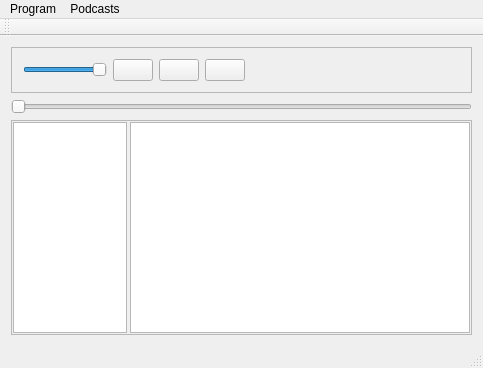
Before: the Qt Designer form mainwindow.ui in stackyjoe/dynamick_cast, drawn with Qt 5.
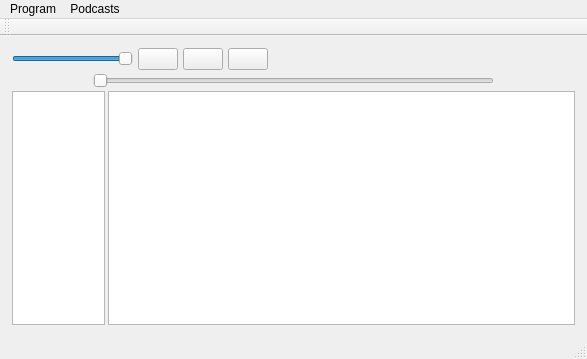
After: the same form once the commit is applied. Icons and pictures are not drawn.

Diff of the .ui file:
```diff
--- a/mainwindow.ui
+++ b/mainwindow.ui
@@ -6,8 +6,8 @@
    <rect>
     <x>0</x>
     <y>0</y>
-    <width>483</width>
-    <height>368</height>
+    <width>587</width>
+    <height>359</height>
    </rect>
   </property>
   <property name="contextMenuPolicy">
@@ -17,18 +17,78 @@
    <string>Dynamick Cast</string>
   </property>
   <widget class="QWidget" name="centralWidget">
+   <layout class="QVBoxLayout" name="verticalLayout_2">
+    <item>
+     <widget class="QFrame" name="frame_4">
+      <property name="frameShape">
+       <enum>QFrame::NoFrame</enum>
+      </property>
+      <property name="frameShadow">
+       <enum>QFrame::Raised</enum>
+      </property>
    <layout class="QVBoxLayout" name="verticalLayout">
+       <property name="spacing">
+        <number>0</number>
+       </property>
+       <property name="leftMargin">
+        <number>0</number>
+       </property>
+       <property name="topMargin">
+        <number>0</number>
+       </property>
+       <property name="rightMargin">
+        <number>0</number>
+       </property>
+       <property name="bottomMargin">
+        <number>0</number>
+       </property>
     <item>
      <widget class="QFrame" name="frame_2">
+         <property name="sizePolicy">
+          <sizepolicy hsizetype="MinimumExpanding" vsizetype="Preferred">
+           <horstretch>8</horstretch>
+           <verstretch>0</verstretch>
+          </sizepolicy>
+         </property>
       <property name="frameShape">
-       <enum>QFrame::StyledPanel</enum>
+          <enum>QFrame::NoFrame</enum>
       </property>
       <property name="frameShadow">
        <enum>QFrame::Raised</enum>
       </property>
-      <layout class="QHBoxLayout" name="horizontalLayout_2">
+         <layout class="QHBoxLayout" name="horizontalLayout_2" stretch="2,0,0,0,5">
+          <property name="spacing">
+           <number>5</number>
+          </property>
+          <property name="sizeConstraint">
+           <enum>QLayout::SetNoConstraint</enum>
+          </property>
+          <property name="leftMargin">
+           <number>1</number>
+          </property>
+          <property name="topMargin">
+           <number>1</number>
+          </property>
+          <property name="rightMargin">
+           <number>1</number>
+          </property>
+          <property name="bottomMargin">
+           <number>1</number>
+          </property>
        <item>
         <widget class="QSlider" name="volume_slider">
+            <property name="sizePolicy">
+             <sizepolicy hsizetype="Preferred" vsizetype="Fixed">
+              <horstretch>0</horstretch>
+              <verstretch>0</verstretch>
+             </sizepolicy>
+            </property>
+            <property name="maximumSize">
+             <size>
+              <width>16777215</width>
+              <height>16777215</height>
+             </size>
+            </property>
          <property name="maximum">
           <number>100</number>
          </property>
@@ -42,6 +102,12 @@
        </item>
        <item>
         <widget class="QPushButton" name="prev_button">
+            <property name="sizePolicy">
+             <sizepolicy hsizetype="Maximum" vsizetype="Fixed">
+              <horstretch>0</horstretch>
+              <verstretch>0</verstretch>
+             </sizepolicy>
+            </property>
          <property name="text">
           <string/>
          </property>
@@ -53,6 +119,12 @@
        </item>
        <item>
         <widget class="QPushButton" name="play_button">
+            <property name="sizePolicy">
+             <sizepolicy hsizetype="Maximum" vsizetype="Fixed">
+              <horstretch>0</horstretch>
+              <verstretch>0</verstretch>
+             </sizepolicy>
+            </property>
          <property name="contextMenuPolicy">
           <enum>Qt::CustomContextMenu</enum>
          </property>
@@ -67,6 +139,12 @@
        </item>
        <item>
         <widget class="QPushButton" name="next_button">
+            <property name="sizePolicy">
+             <sizepolicy hsizetype="Maximum" vsizetype="Fixed">
+              <horstretch>0</horstretch>
+              <verstretch>0</verstretch>
+             </sizepolicy>
+            </property>
          <property name="text">
           <string/>
          </property>
@@ -79,7 +157,7 @@
        <item>
         <widget class="QLabel" name="current_track_label">
          <property name="sizePolicy">
-          <sizepolicy hsizetype="Preferred" vsizetype="Preferred">
+             <sizepolicy hsizetype="MinimumExpanding" vsizetype="Preferred">
            <horstretch>10</horstretch>
            <verstretch>0</verstretch>
           </sizepolicy>
@@ -99,7 +177,65 @@
      </widget>
     </item>
     <item>
+        <widget class="QFrame" name="frame_3">
+         <property name="sizePolicy">
+          <sizepolicy hsizetype="Expanding" vsizetype="Preferred">
+           <horstretch>0</horstretch>
+           <verstretch>0</verstretch>
+          </sizepolicy>
+         </property>
+         <property name="frameShape">
+          <enum>QFrame::NoFrame</enum>
+         </property>
+         <property name="frameShadow">
+          <enum>QFrame::Raised</enum>
+         </property>
+         <layout class="QHBoxLayout" name="horizontalLayout_3">
+          <property name="leftMargin">
+           <number>1</number>
+          </property>
+          <property name="topMargin">
+           <number>2</number>
+          </property>
+          <property name="rightMargin">
+           <number>1</number>
+          </property>
+          <property name="bottomMargin">
+           <number>2</number>
+          </property>
+          <item>
+           <widget class="QLabel" name="cur_time_label">
+            <property name="sizePolicy">
+             <sizepolicy hsizetype="Preferred" vsizetype="Maximum">
+              <horstretch>0</horstretch>
+              <verstretch>0</verstretch>
+             </sizepolicy>
+            </property>
+            <property name="minimumSize">
+             <size>
+              <width>75</width>
+              <height>0</height>
+             </size>
+            </property>
+            <property name="maximumSize">
+             <size>
+              <width>75</width>
+              <height>16777215</height>
+             </size>
+            </property>
+            <property name="text">
+             <string/>
+            </property>
+           </widget>
+          </item>
+          <item>
      <widget class="QSlider" name="seek_slider">
+            <property name="sizePolicy">
+             <sizepolicy hsizetype="Expanding" vsizetype="Fixed">
+              <horstretch>0</horstretch>
+              <verstretch>2</verstretch>
+             </sizepolicy>
+            </property>
       <property name="maximum">
        <number>10000</number>
       </property>
@@ -109,20 +245,48 @@
      </widget>
     </item>
     <item>
+           <widget class="QLabel" name="duration_label">
+            <property name="sizePolicy">
+             <sizepolicy hsizetype="Preferred" vsizetype="Preferred">
+              <horstretch>0</horstretch>
+              <verstretch>0</verstretch>
+             </sizepolicy>
+            </property>
+            <property name="minimumSize">
+             <size>
+              <width>75</width>
+              <height>0</height>
+             </size>
+            </property>
+            <property name="maximumSize">
+             <size>
+              <width>50</width>
+              <height>16777215</height>
+             </size>
+            </property>
+            <property name="text">
+             <string/>
+            </property>
+           </widget>
+          </item>
+         </layout>
+        </widget>
+       </item>
+       <item>
      <widget class="QFrame" name="frame">
       <property name="sizePolicy">
-       <sizepolicy hsizetype="Preferred" vsizetype="MinimumExpanding">
+          <sizepolicy hsizetype="Expanding" vsizetype="Expanding">
         <horstretch>0</horstretch>
         <verstretch>0</verstretch>
        </sizepolicy>
       </property>
       <property name="frameShape">
-       <enum>QFrame::StyledPanel</enum>
+          <enum>QFrame::NoFrame</enum>
       </property>
       <property name="frameShadow">
        <enum>QFrame::Raised</enum>
       </property>
-      <layout class="QHBoxLayout" name="horizontalLayout" stretch="2,6">
+         <layout class="QHBoxLayout" name="horizontalLayout" stretch="2,0">
        <property name="spacing">
         <number>3</number>
        </property>
@@ -205,12 +369,15 @@
     </item>
    </layout>
   </widget>
+    </item>
+   </layout>
+  </widget>
   <widget class="QMenuBar" name="menuBar">
    <property name="geometry">
     <rect>
      <x>0</x>
      <y>0</y>
-     <width>483</width>
+     <width>587</width>
      <height>24</height>
     </rect>
    </property>
```
Lines whose indentation alone changed are shown as unchanged.
